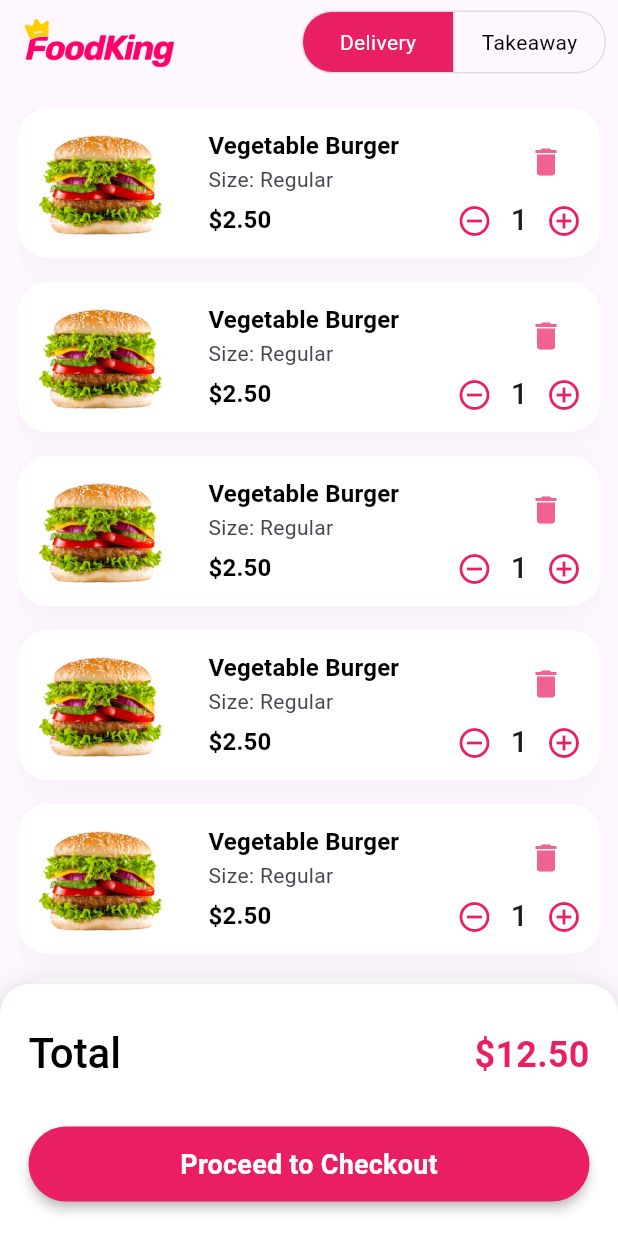
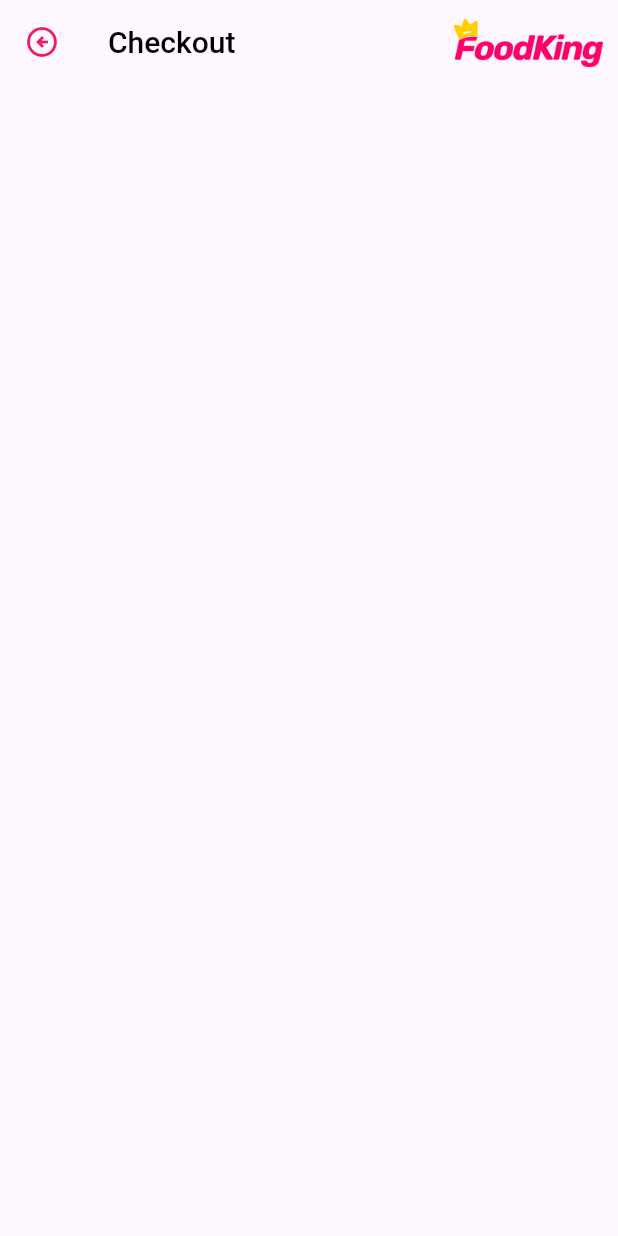
Before and after one commit to pranto372/food_delivery_multi_panel_app, a Flutter app: the AddToCartScreen screen opened directly, after a tap on "Proceed to Checkout", on a phone screen of 412 x 824 dp. Run offline on Flutter 3.47's test engine with Material 3 defaults, Android fonts, the phone set to English and light mode, and no system bars; our stand-ins replace animated_bottom_navigation_bar, get.

Commit message:
11/06/24

```diff
--- a/lib/user_panel/presentation/ui/screen/add_to_cart_screen.dart
+++ b/lib/user_panel/presentation/ui/screen/add_to_cart_screen.dart
@@ -1,6 +1,8 @@
 import 'package:flutter/material.dart';
+import 'package:food_delivery_multi_panel_app/user_panel/presentation/ui/screen/check_out_screen.dart';
 import 'package:food_delivery_multi_panel_app/user_panel/widget/utility/app_search_bar.dart';
 import 'package:food_delivery_multi_panel_app/user_panel/widget/utility/increment_decrement_button.dart';
+import 'package:get/get.dart';
 
 class AddToCartScreen extends StatefulWidget {
   const AddToCartScreen({super.key});
@@ -99,7 +101,7 @@ class _AddToCartScreenState extends State<AddToCartScreen> {
                         height: 50.0,
                         child: ElevatedButton(
                           onPressed: () {
-                            // Add your checkout logic here
+                            Get.to(()=> CheckOutScreen());
                           },
                           style: ElevatedButton.styleFrom(
                             backgroundColor: Colors.pink,
--- /dev/null
+++ b/lib/user_panel/presentation/ui/screen/check_out_screen.dart
@@ -0,0 +1,35 @@
+import 'package:flutter/material.dart';
+import 'package:food_delivery_multi_panel_app/user_panel/widget/utility/back_arrow_icon.dart';
+
+class CheckOutScreen extends StatefulWidget {
+  const CheckOutScreen({super.key});
+
+  @override
+  State<CheckOutScreen> createState() => _CheckOutScreenState();
+}
+
+class _CheckOutScreenState extends State<CheckOutScreen> {
+  @override
+  Widget build(BuildContext context) {
+    return Scaffold(
+      appBar: AppBar(
+        automaticallyImplyLeading: false,
+        leading: BackArrowIcon(onPressed: () {},),
+        title: Text(
+          "Checkout",
+          style: Theme.of(context).textTheme.titleLarge,
+        ),
+        actions: [
+          Padding(
+            padding: const EdgeInsets.only(right: 10),
+            child: Image.asset(
+              'assets/images/app_logo.png', // Update this to your logo path
+              width: 100,
+              height: 50,
+            ),
+          ),
+        ],
+      ),
+    );
+  }
+}
--- /dev/null
+++ b/lib/user_panel/widget/utility/back_arrow_icon.dart
@@ -0,0 +1,21 @@
+import 'package:flutter/material.dart';
+
+class BackArrowIcon extends StatelessWidget {
+  final VoidCallback onPressed;
+
+  const BackArrowIcon({
+    Key? key,
+    required this.onPressed,
+  }) : super(key: key);
+
+  @override
+  Widget build(BuildContext context) {
+    return IconButton(
+      onPressed: onPressed,
+      icon: Icon(
+        Icons.arrow_circle_left_outlined,
+        color: Colors.pink,
+      ),
+    );
+  }
+}
```
